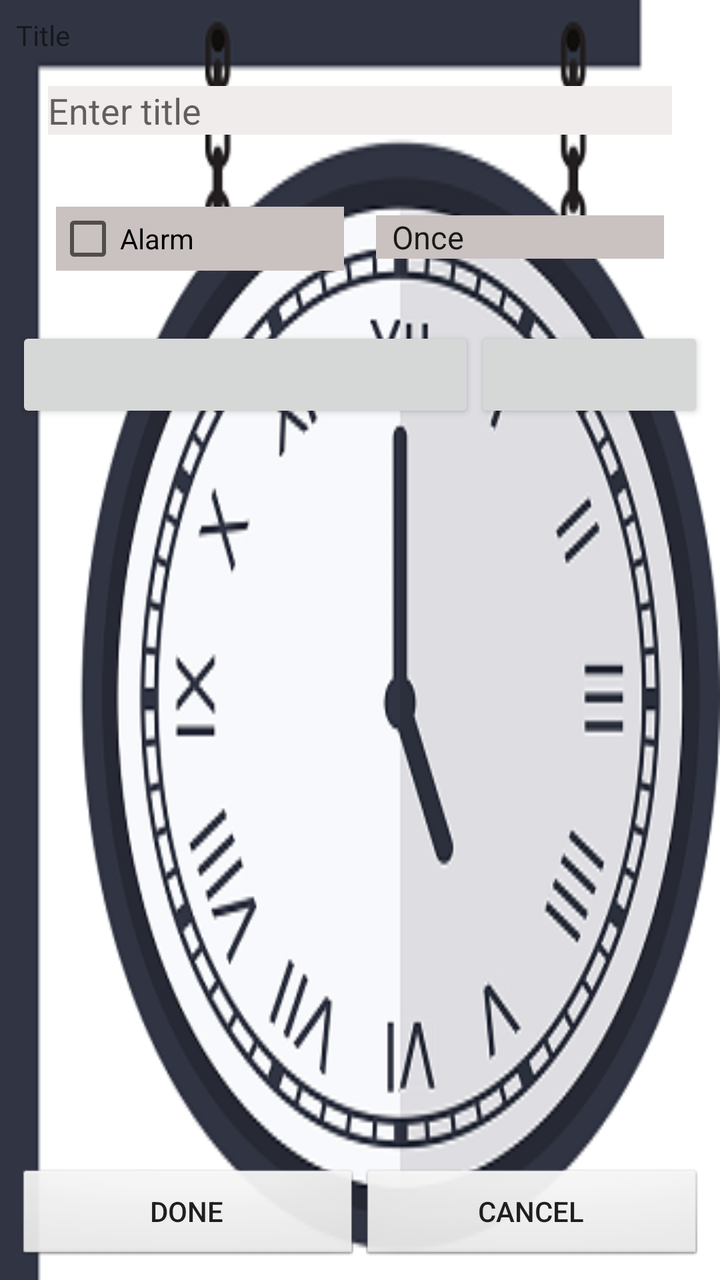
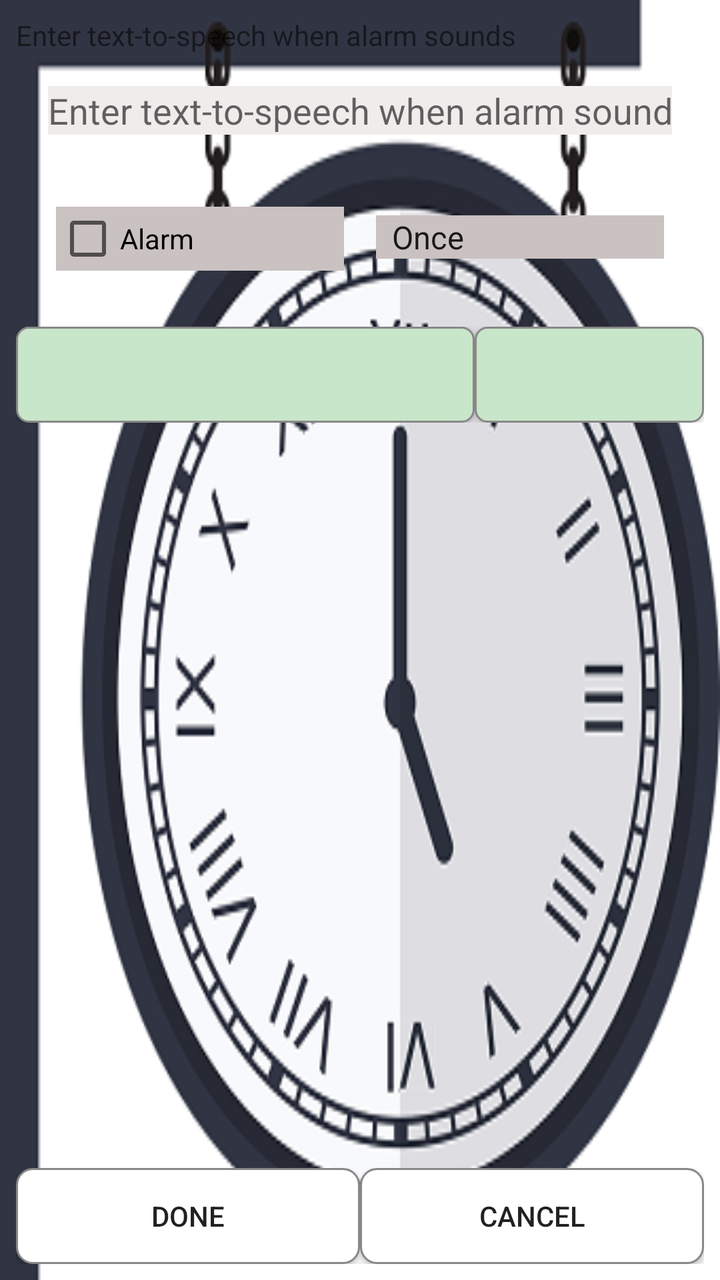

Compare the two renders of this Android layout. The source of the first and the diff that turns it into the second are given below.
<!-- AndroidManifest.xml: application theme AppTheme -->
<!-- res/layout/activity_edit_alarm.xml -->
<?xml version="1.0" encoding="utf-8"?>
<LinearLayout xmlns:android="http://schemas.android.com/apk/res/android"
  android:orientation="vertical"
  android:layout_width="fill_parent"
  android:layout_height="fill_parent"
  android:background="@drawable/bg_clock_edit_2">

  <ScrollView xmlns:android="http://schemas.android.com/apk/res/android"
    android:layout_height="0dp"
    android:layout_width="fill_parent"
    android:layout_weight="1">

    <LinearLayout xmlns:android="http://schemas.android.com/apk/res/android"
      android:padding="8sp"
      android:orientation="vertical"
      android:layout_width="fill_parent"
      android:layout_height="wrap_content">

      <TextView
        style="@style/list_view"
        android:text="Title" />

      <EditText
          android:hint="Enter title"
          android:layout_margin="16sp"
          android:background="#F1ECEC"
        style="@style/list_view"
        android:textColor="@color/black"
        android:id="@+id/title"
        android:singleLine="true" />

      <LinearLayout xmlns:android="http://schemas.android.com/apk/res/android"
        android:paddingTop="8sp"
          android:padding="12dp"
        android:orientation="horizontal"
        android:layout_width="fill_parent"
        android:layout_height="wrap_content">

        <CheckBox
            android:layout_margin="8dp"
            android:background="#CAC1C1"
          android:id="@+id/alarm_checkbox"
          android:layout_weight="1"
          android:layout_width="0sp"
          android:layout_height="wrap_content"
          android:text="Alarm" />

        <Spinner
            android:layout_margin="8dp"
            android:background="#CAC1C1"
          android:id="@+id/occurence_spinner"
          android:layout_weight="1"
          android:layout_width="0sp"
          android:layout_height="wrap_content"
          android:spinnerMode="dropdown"
          android:entries="@array/occurence" />

      </LinearLayout>

      <LinearLayout xmlns:android="http://schemas.android.com/apk/res/android"
        android:paddingTop="8sp"
        android:orientation="horizontal"
        android:layout_width="fill_parent"
        android:layout_height="wrap_content">

        <Button
          android:id="@+id/date_button"
          android:layout_weight="2"
          android:layout_width="0sp"
          android:layout_height="wrap_content"
          android:layout_gravity="center"
          android:onClick="onDateClick" />

        <Button
          android:id="@+id/time_button"
          android:layout_weight="1"
          android:layout_width="0sp"
          android:layout_height="wrap_content"
          android:layout_gravity="center"
          android:onClick="onTimeClick" />

      </LinearLayout>

    </LinearLayout>

  </ScrollView>


  <LinearLayout
    android:orientation="horizontal"
    android:padding="8sp"
    android:layout_width="fill_parent"
    android:layout_height="wrap_content">

    <Button
      style="@style/edit_button"
      android:id="@+id/done"
      android:text="Done"
      android:onClick="onDoneClick" />

    <Button
      style="@style/edit_button"
      android:id="@+id/cancel"
      android:text="Cancel"
      android:onClick="onCancelClick" />

  </LinearLayout>

</LinearLayout>
<!-- resources referenced by this layout -->
<resources>
  <string-array name="occurence">
          <item>Once</item>
          <item>Weekly</item>
      </string-array>
  <color name="black">#000000</color>
  <!-- drawable bg_clock_edit_2: png bitmap (drawable, 73865 bytes) -->
  <style name="edit_button">
          <item name="android:layout_width">0sp</item>
          <item name="android:layout_height">wrap_content</item>
          <item name="android:layout_weight">1</item>
          <item name="android:background">@android:drawable/btn_default</item>
      </style>
  <style name="list_view">
          <item name="android:layout_width">fill_parent</item>
          <item name="android:layout_height">wrap_content</item>
      </style>
  <style name="AppTheme" parent="Theme.AppCompat.Light.DarkActionBar">
          
          <item name="colorPrimary">@color/colorPrimary</item>
          <item name="colorPrimaryDark">@color/colorPrimaryDark</item>
          <item name="colorAccent">@color/colorAccent</item>
      </style>
  <color name="colorPrimary">#008577</color>
  <color name="colorPrimaryDark">#00574B</color>
  <color name="colorAccent">#D81B60</color>
</resources>

<!-- the commit's change to res/layout/activity_edit_alarm.xml (unified diff, before → after) -->
@@ -18,10 +18,10 @@
 
       <TextView
         style="@style/list_view"
-        android:text="Title" />
+        android:text="Enter text-to-speech when alarm sounds" />
 
       <EditText
-          android:hint="Enter title"
+          android:hint="Enter text-to-speech when alarm sounds"
           android:layout_margin="16sp"
           android:background="#F1ECEC"
         style="@style/list_view"
@@ -69,6 +69,7 @@
           android:layout_width="0sp"
           android:layout_height="wrap_content"
           android:layout_gravity="center"
+          android:background="@drawable/button_date_time_selector"
           android:onClick="onDateClick" />
 
         <Button
@@ -77,6 +78,7 @@
           android:layout_width="0sp"
           android:layout_height="wrap_content"
           android:layout_gravity="center"
+          android:background="@drawable/button_date_time_selector"
           android:onClick="onTimeClick" />
 
       </LinearLayout>
<!-- resource entries referenced after the edit -->
@@ -6,11 +6,41 @@
       </string-array>
   <color name="black">#000000</color>
   <!-- drawable bg_clock_edit_2: png bitmap (drawable, 73865 bytes) -->
+  <!-- drawable button_date_time_selector (drawable) -->
+  <?xml version="1.0" encoding="utf-8"?>
+  <selector xmlns:android="http://schemas.android.com/apk/res/android">
+      
+      <item android:state_pressed="true">
+          <shape android:shape="rectangle">
+              <solid android:color="#81C784"/> 
+              <corners android:radius="6dp"/>
+              <stroke android:width="2dp" android:color="@color/colorPrimary"/>
+          </shape>
+      </item>
+      
+      
+      <item android:state_focused="true">
+          <shape android:shape="rectangle">
+              <solid android:color="#A5D6A7"/> 
+              <corners android:radius="6dp"/>
+              <stroke android:width="2dp" android:color="@color/colorPrimary"/>
+          </shape>
+      </item>
+      
+      
+      <item>
+          <shape android:shape="rectangle">
+              <solid android:color="#C8E6C9"/> 
+              <corners android:radius="6dp"/>
+              <stroke android:width="1dp" android:color="@color/grey"/>
+          </shape>
+      </item>
+  </selector>
   <style name="edit_button">
           <item name="android:layout_width">0sp</item>
           <item name="android:layout_height">wrap_content</item>
           <item name="android:layout_weight">1</item>
-          <item name="android:background">@android:drawable/btn_default</item>
+          <item name="android:background">@drawable/button_selector</item>
       </style>
   <style name="list_view">
           <item name="android:layout_width">fill_parent</item>
@@ -23,6 +53,37 @@
           <item name="colorAccent">@color/colorAccent</item>
       </style>
   <color name="colorPrimary">#008577</color>
+  <color name="grey">#888888</color>
+  <!-- drawable button_selector (drawable) -->
+  <?xml version="1.0" encoding="utf-8"?>
+  <selector xmlns:android="http://schemas.android.com/apk/res/android">
+      
+      <item android:state_pressed="true">
+          <shape android:shape="rectangle">
+              <solid android:color="#B3E5FC"/> 
+              <corners android:radius="8dp"/>
+              <stroke android:width="2dp" android:color="@color/colorPrimary"/>
+          </shape>
+      </item>
+      
+      
+      <item android:state_focused="true">
+          <shape android:shape="rectangle">
+              <solid android:color="#E0F7FA"/> 
+              <corners android:radius="8dp"/>
+              <stroke android:width="2dp" android:color="@color/colorPrimary"/>
+          </shape>
+      </item>
+      
+      
+      <item>
+          <shape android:shape="rectangle">
+              <solid android:color="#FFFFFF"/> 
+              <corners android:radius="8dp"/>
+              <stroke android:width="1dp" android:color="@color/grey"/>
+          </shape>
+      </item>
+  </selector>
   <color name="colorPrimaryDark">#00574B</color>
   <color name="colorAccent">#D81B60</color>
 </resources>
